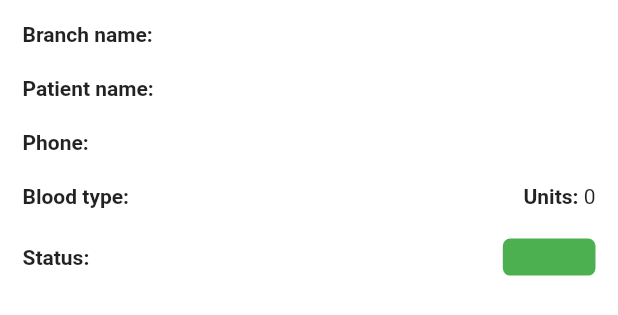
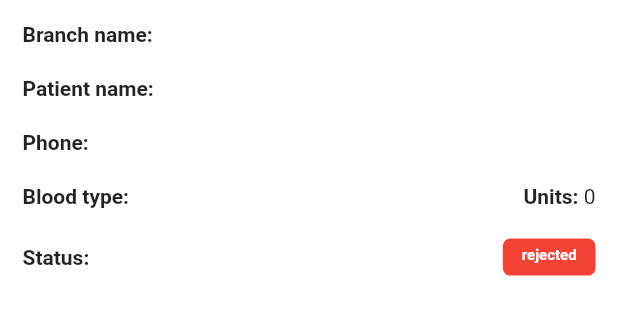
Before and after one commit to Nadayasser1/Blood-donation, a Flutter app: what buildItem() shows on an empty page, opened directly with empty values, on a phone screen of 412 x 824 dp. Shown: the top 315 px of the screen. Run offline on Flutter 3.47's test engine with Material 2 defaults, Android fonts, the light colour scheme and no system bars; our stand-ins replace bloc, conditional_builder_null_safety, dartz, date_time_picker, dio, dots_indicator and 9 more; accounts and stored records are empty; network calls fail.

Commit message:
get request3 "الحمدلله"

```diff
--- a/lib/presentation/pages/requests.dart
+++ b/lib/presentation/pages/requests.dart
@@ -18,6 +18,7 @@ class YourRequests extends StatelessWidget {
   Widget build(BuildContext context) {
     final AppPreferences appPreferences = sl<AppPreferences>();
     final String id = appPreferences.getToken();
+    print(id);
     BlocProvider.of<GetRequestsCubit>(context)
         .getRequests((GetRequestParameters(id: id)));
 
@@ -26,6 +27,7 @@ class YourRequests extends StatelessWidget {
         if (state is GetRequestSuccessState) {
           print(state.getRequestData.requestData[0].branchName);
         } else if (state is GetRequestErrorState) {
+          print(state.error);
           Toastmessage(context, state.error);
         }
       },
@@ -106,8 +108,7 @@ Widget buildItem(GetRequestsData data, context) {
         ),
         StatusInfo(
           statusLabel: "Status:",
-          statusText: data.accepted,
-          statusColor: Colors.green,
+          state: data.accepted,
         )
       ],
     ),
--- a/lib/presentation/widgets/user_info.dart
+++ b/lib/presentation/widgets/user_info.dart
@@ -44,15 +44,23 @@ class UserInfo extends StatelessWidget{
 }
 
 class StatusInfo extends StatelessWidget{
-  const StatusInfo({super.key, required this.statusLabel, required this.statusText, required this.statusColor});
+  const StatusInfo({super.key, required this.statusLabel, required this.state});
   final String statusLabel;
-  final String statusText;
-  final Color  statusColor;
-
-
-
+  final String state;
   @override
   Widget build(BuildContext context) {
+    final String statusText;
+    final Color color;
+    if(state=="0"){
+       statusText="pending";
+       color =Colors.amber;
+    }else if(state=="1"){
+       statusText="Accepted";
+       color =Colors.green;
+    }else{
+       statusText="rejected";
+       color =Colors.red;
+    }
     return Container(
       margin: const EdgeInsets.all(10),
       child: Row(
@@ -62,7 +70,7 @@ class StatusInfo extends StatelessWidget{
           Center(
             child: StatusText(
               text: statusText,
-              color: statusColor,),
+              color: color,),
           ),
         ],
       ),
```
